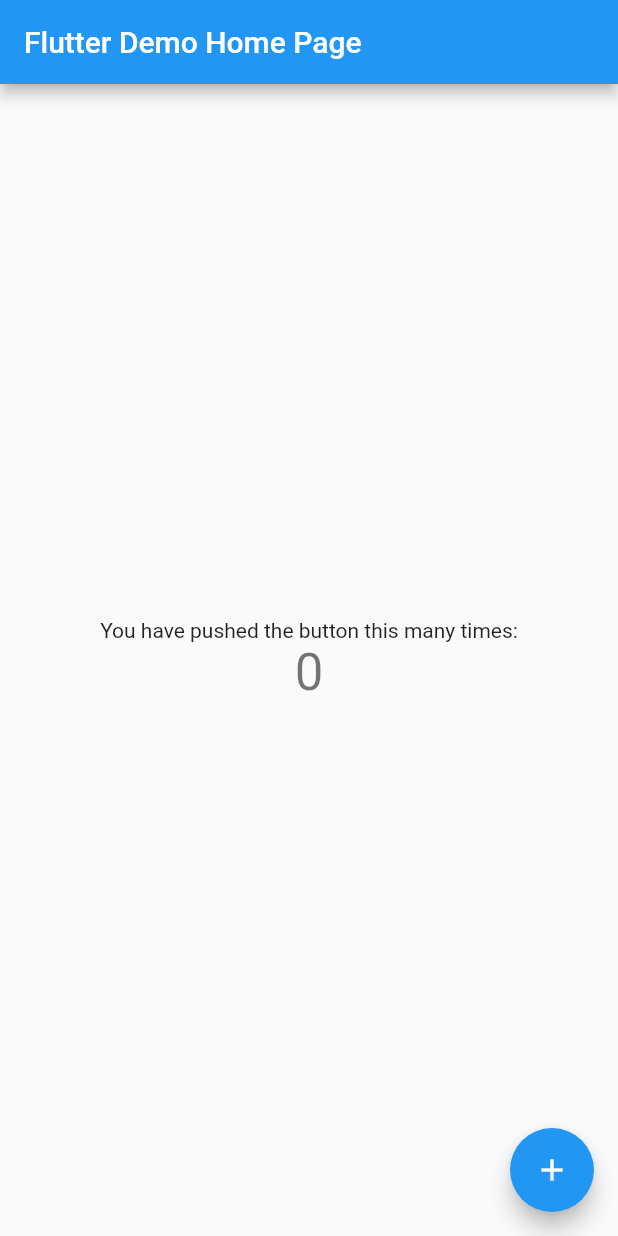
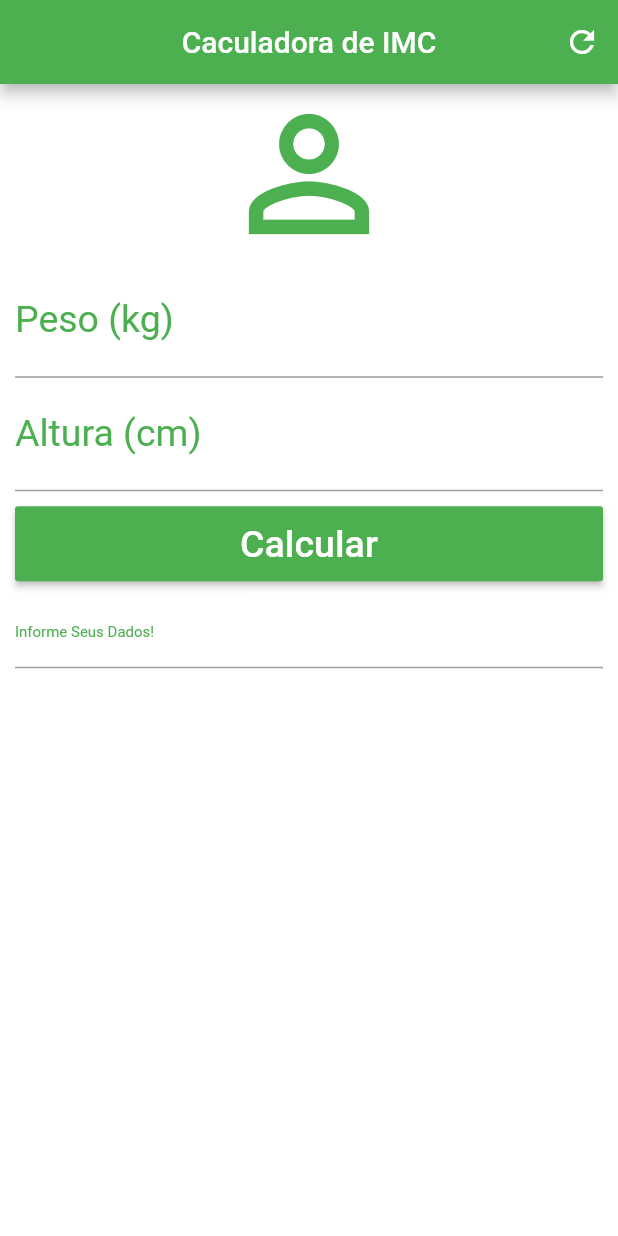
Before and after one commit to dieisonborges/flutter_calculadora_imc, a Flutter app: the screen it shows after launch, on a phone screen of 412 x 824 dp. Run offline on Flutter 3.47's test engine with Material 2 defaults, Android fonts, the phone set to English and light mode, and no system bars.

Commit message:
Fim da Aula

```diff
--- a/lib/main.dart
+++ b/lib/main.dart
@@ -1,111 +1,137 @@
 import 'package:flutter/material.dart';
 
-void main() => runApp(MyApp());
-
-class MyApp extends StatelessWidget {
-  // This widget is the root of your application.
-  @override
-  Widget build(BuildContext context) {
-    return MaterialApp(
-      title: 'Flutter Demo',
-      theme: ThemeData(
-        // This is the theme of your application.
-        //
-        // Try running your application with "flutter run". You'll see the
-        // application has a blue toolbar. Then, without quitting the app, try
-        // changing the primarySwatch below to Colors.green and then invoke
-        // "hot reload" (press "r" in the console where you ran "flutter run",
-        // or simply save your changes to "hot reload" in a Flutter IDE).
-        // Notice that the counter didn't reset back to zero; the application
-        // is not restarted.
-        primarySwatch: Colors.blue,
-      ),
-      home: MyHomePage(title: 'Flutter Demo Home Page'),
-    );
-  }
+void main() {
+  runApp(MaterialApp(
+    home: Home(),
+  ));
 }
 
-class MyHomePage extends StatefulWidget {
-  MyHomePage({Key key, this.title}) : super(key: key);
-
-  // This widget is the home page of your application. It is stateful, meaning
-  // that it has a State object (defined below) that contains fields that affect
-  // how it looks.
-
-  // This class is the configuration for the state. It holds the values (in this
-  // case the title) provided by the parent (in this case the App widget) and
-  // used by the build method of the State. Fields in a Widget subclass are
-  // always marked "final".
-
-  final String title;
-
+class Home extends StatefulWidget {
   @override
-  _MyHomePageState createState() => _MyHomePageState();
+  _HomeState createState() => _HomeState();
 }
 
-class _MyHomePageState extends State<MyHomePage> {
-  int _counter = 0;
+class _HomeState extends State<Home> {
+  TextEditingController weightController = TextEditingController();
+  TextEditingController heightController = TextEditingController();
 
-  void _incrementCounter() {
+  GlobalKey<FormState> _formkey = GlobalKey<FormState>();
+
+  String _infoText = "Informe Seus Dados!";
+
+  void _resetFields(){
+    weightController.text = "";
+    heightController.text = "";
     setState(() {
-      // This call to setState tells the Flutter framework that something has
-      // changed in this State, which causes it to rerun the build method below
-      // so that the display can reflect the updated values. If we changed
-      // _counter without calling setState(), then the build method would not be
-      // called again, and so nothing would appear to happen.
-      _counter++;
+      _infoText = "Informe Seus Dados!";
+      _formkey = GlobalKey<FormState>();
+    });
+  }
+
+  void _calculate(){
+    setState(() {
+      double weight = double.parse(weightController.text);
+      double height = double.parse(heightController.text) / 100;
+      double imc = weight / (height * height);
+      if(imc < 18.6){
+        _infoText = "Abaixo do Peso (${imc.toStringAsPrecision(3)})";
+      }else if(imc >= 18.6 && imc < 24.9){
+        _infoText = "Peso Ideal (${imc.toStringAsPrecision(3)})";
+      }else if(imc >= 24.9 && imc < 29.9){
+        _infoText = "Levemente Acima do Peso (${imc.toStringAsPrecision(3)})";
+      }else if(imc >= 29.9 && imc < 34.9){
+        _infoText = "Obesidade Grauu I (${imc.toStringAsPrecision(3)})";
+      }else if(imc >= 34.9 && imc < 39.9){
+        _infoText = "Obesidade Grauu II (${imc.toStringAsPrecision(3)})";
+      }else if(imc >= 40){
+        _infoText = "Obesidade Grauu III (${imc.toStringAsPrecision(3)})";
+      }
     });
   }
 
   @override
   Widget build(BuildContext context) {
-    // This method is rerun every time setState is called, for instance as done
-    // by the _incrementCounter method above.
-    //
-    // The Flutter framework has been optimized to make rerunning build methods
-    // fast, so that you can just rebuild anything that needs updating rather
-    // than having to individually change instances of widgets.
     return Scaffold(
         appBar: AppBar(
-        // Here we take the value from the MyHomePage object that was created by
-        // the App.build method, and use it to set our appbar title.
-        title: Text(widget.title),
+          title: Text("Caculadora de IMC"),
+          centerTitle: true,
+          backgroundColor: Colors.green,
+          actions: <Widget>[
+            IconButton(
+              icon: Icon(Icons.refresh),
+              onPressed: _resetFields,
+            )
+          ],
         ),
-      body: Center(
-        // Center is a layout widget. It takes a single child and positions it
-        // in the middle of the parent.
+        backgroundColor: Colors.white,
+        body: SingleChildScrollView(
+          padding: EdgeInsets.fromLTRB(10.0, 0.0, 10.0, 0.0),
+          child: Form(
+            key: _formkey,
             child: Column(
-          // Column is also a layout widget. It takes a list of children and
-          // arranges them vertically. By default, it sizes itself to fit its
-          // children horizontally, and tries to be as tall as its parent.
-          //
-          // Invoke "debug painting" (press "p" in the console, choose the
-          // "Toggle Debug Paint" action from the Flutter Inspector in Android
-          // Studio, or the "Toggle Debug Paint" command in Visual Studio Code)
-          // to see the wireframe for each widget.
-          //
-          // Column has various properties to control how it sizes itself and
-          // how it positions its children. Here we use mainAxisAlignment to
-          // center the children vertically; the main axis here is the vertical
-          // axis because Columns are vertical (the cross axis would be
-          // horizontal).
-          mainAxisAlignment: MainAxisAlignment.center,
+              crossAxisAlignment: CrossAxisAlignment.stretch,
               children: <Widget>[
-            Text(
-              'You have pushed the button this many times:',
+                Icon(
+                  Icons.person_outline,
+                  size: 120.0,
+                  color: Colors.green,
                 ),
-            Text(
-              '$_counter',
-              style: Theme.of(context).textTheme.display1,
+                TextFormField(
+                  keyboardType: TextInputType.number,
+                  decoration: InputDecoration(
+                      labelText: "Peso (kg)",
+                      labelStyle: TextStyle(color: Colors.green)),
+                  textAlign: TextAlign.center,
+                  style: TextStyle(color: Colors.green, fontSize: 25.0),
+                  controller: weightController,
+                  validator: (value) {
+                    if(value.isEmpty){
+                      return "Insira Seu Peso";
+                    }
+                  },
+                ),
+                TextFormField(
+                  keyboardType: TextInputType.number,
+                  decoration: InputDecoration(
+                      labelText: "Altura (cm)",
+                      labelStyle: TextStyle(color: Colors.green)),
+                  textAlign: TextAlign.center,
+                  style: TextStyle(color: Colors.green, fontSize: 25.0),
+                  controller: heightController,
+                  validator: (value) {
+                    if(value.isEmpty){
+                      return "Insira Sua Altura";
+                    }
+                  },
+                ),
+                Padding(
+                  padding: EdgeInsets.only(top: 10.0, bottom: 10.0),
+                  child: Container(
+                    height: 50.0,
+                    child: RaisedButton(
+                      onPressed: () {
+                        if(_formkey.currentState.validate()){
+                          _calculate();
+                        }
+                      },
+                      child: Text(
+                        "Calcular",
+                        style: TextStyle(color: Colors.white, fontSize: 25.0),
+                      ),
+                      color: Colors.green,
+                    ),
+                  ),
+                ),
+                TextField(
+                  decoration: InputDecoration(
+                      labelText: "$_infoText",
+                      labelStyle: TextStyle(color: Colors.green)),
+                  textAlign: TextAlign.center,
+                  style: TextStyle(color: Colors.green, fontSize: 10.0),
                 ),
               ],
             ),
           ),
-      floatingActionButton: FloatingActionButton(
-        onPressed: _incrementCounter,
-        tooltip: 'Increment',
-        child: Icon(Icons.add),
-      ), // This trailing comma makes auto-formatting nicer for build methods.
-    );
+        ));
   }
 }
```
Lines whose indentation alone changed are shown as unchanged.
